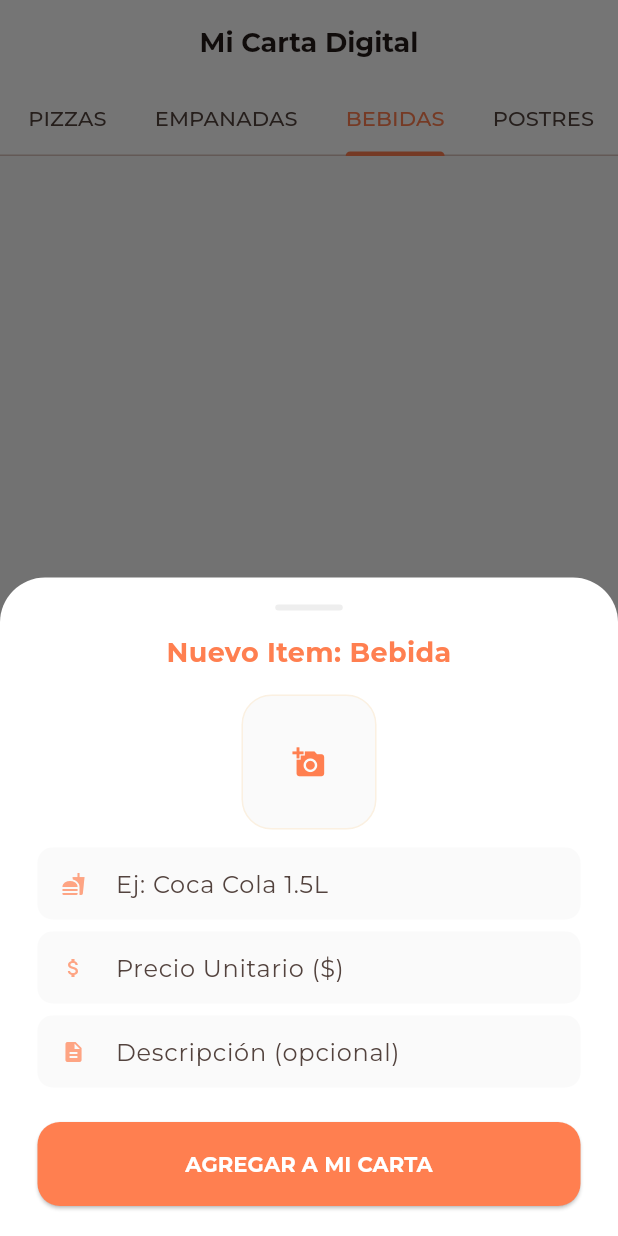
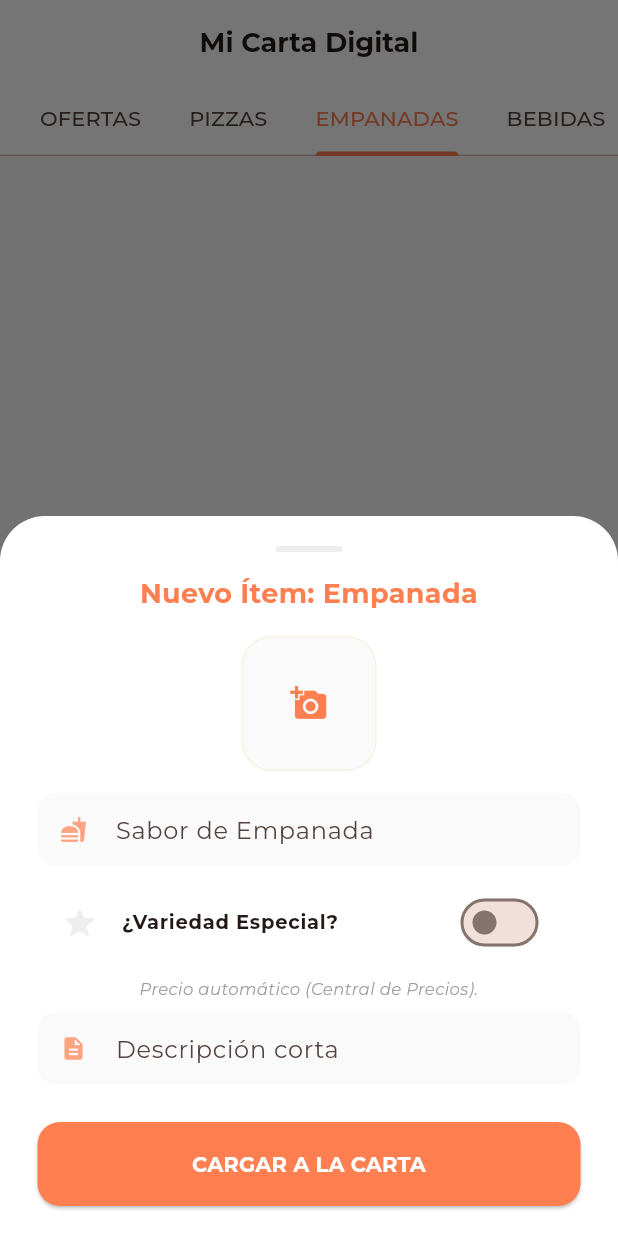
Before and after one commit to CARsoftAR/mi_pedido, a Flutter app: the screen it shows after launch, tab 3 chosen, after a tap on the "add" icon, on a phone screen of 412 x 824 dp. Run offline on Flutter 3.47's test engine with Material 3 defaults, Android fonts, the phone set to English and light mode, and no system bars; our stand-ins replace cloud_firestore, firebase_core, google_fonts, image_picker; accounts and stored records are empty.

Commit message:
Gestion completa de carta con Ofertas y Borrado

```diff
--- a/lib/product_list_screen.dart
+++ b/lib/product_list_screen.dart
@@ -31,7 +31,7 @@ class _ProductListScreenState extends State<ProductListScreen> with SingleTicker
   @override
   void initState() {
     super.initState();
-    _tabController = TabController(length: 4, vsync: this);
+    _tabController = TabController(length: 5, vsync: this);
     _loadPreciosConfig();
   }
 
@@ -39,14 +39,12 @@ class _ProductListScreenState extends State<ProductListScreen> with SingleTicker
     try {
       final doc = await FirebaseFirestore.instance.collection('configuracion_local').doc('precios').get();
       if (doc.exists) setState(() => _preciosConfig = doc.data());
-    } catch (e) {
-      debugPrint("Error: $e");
-    }
+    } catch (e) { debugPrint("Error: $e"); }
   }
 
   Future<void> _pickImage(StateSetter setModalState) async {
     try {
-      final XFile? pickedFile = await _picker.pickImage(source: ImageSource.gallery, imageQuality: 25, maxWidth: 450);
+      final XFile? pickedFile = await _picker.pickImage(source: ImageSource.gallery, imageQuality: 20, maxWidth: 450);
       if (pickedFile != null) {
         setModalState(() => _imageFile = File(pickedFile.path));
         setState(() => _imageFile = File(pickedFile.path));
@@ -54,9 +52,31 @@ class _ProductListScreenState extends State<ProductListScreen> with SingleTicker
     } catch (e) { _showError("Error imagen: $e"); }
   }
 
+  // Lógica funcional para Borrar Producto
+  void _deleteProduct(String id) async {
+    final bool? confirmed = await showDialog<bool>(
+      context: context,
+      builder: (context) => AlertDialog(
+        title: Text("¿Eliminar Ítem?", style: GoogleFonts.montserrat(fontWeight: FontWeight.bold)),
+        content: const Text("Esta acción borrará el ítem de la carta permanentemente."),
+        actions: [
+          TextButton(onPressed: () => Navigator.pop(context, false), child: const Text("CANCELAR")),
+          TextButton(onPressed: () => Navigator.pop(context, true), child: const Text("BORRAR", style: TextStyle(color: Colors.red))),
+        ],
+      ),
+    );
+
+    if (confirmed == true) {
+      await FirebaseFirestore.instance.collection('productos').doc(id).delete();
+      if (mounted) {
+        Navigator.pop(context); // Cierra el modal de edición
+        ScaffoldMessenger.of(context).showSnackBar(const SnackBar(content: Text("Item eliminado correctamente")));
+      }
+    }
+  }
+
   void _showProductModal({String? id, Map<String, dynamic>? data, String? category}) {
     final String activeCategory = category ?? (data != null ? data['categoria'] : 'Pizza');
-
     if (id != null && data != null) {
       _editingId = id;
       _nameController.text = data['nombre'] ?? '';
@@ -84,7 +104,7 @@ class _ProductListScreenState extends State<ProductListScreen> with SingleTicker
       builder: (context) => StatefulBuilder(
         builder: (context, setModalState) {
           return Container(
-            padding: EdgeInsets.only(bottom: MediaQuery.of(context).viewInsets.bottom + 20, top: 18, left: 25, right: 25),
+            padding: EdgeInsets.only(bottom: MediaQuery.of(context).viewInsets.bottom + 20, top: 20, left: 25, right: 25),
             decoration: const BoxDecoration(color: Colors.white, borderRadius: BorderRadius.vertical(top: Radius.circular(30))),
             child: SingleChildScrollView(
               child: Column(
@@ -93,10 +113,9 @@ class _ProductListScreenState extends State<ProductListScreen> with SingleTicker
                 children: [
                    Center(child: Container(width: 45, height: 4, decoration: BoxDecoration(color: Colors.grey[200], borderRadius: BorderRadius.circular(10)))),
                   const SizedBox(height: 15),
-                  Text(_editingId == null ? "Nuevo Item: $activeCategory" : "Editar Item: $activeCategory",
+                  Text(_editingId == null ? "Nuevo Ítem: $activeCategory" : "Editar Ítem: $activeCategory",
                     style: GoogleFonts.montserrat(fontSize: 18, fontWeight: FontWeight.bold, color: const Color(0xFFFF7F50)), textAlign: TextAlign.center),
                   const SizedBox(height: 15),
-
                   Center(
                     child: GestureDetector(
                       onTap: () => _pickImage(setModalState),
@@ -104,48 +123,43 @@ class _ProductListScreenState extends State<ProductListScreen> with SingleTicker
                         height: 90, width: 90,
                         decoration: BoxDecoration(color: Colors.grey[50], borderRadius: BorderRadius.circular(20), border: Border.all(color: Colors.orange.withOpacity(0.1))),
                         clipBehavior: Clip.antiAlias,
-                        child: _imageFile != null ? Image.file(_imageFile!, fit: BoxFit.cover) : _buildImageWidget(_currentImageUrl, Icons.add_a_photo, size: 22),
+                        child: _imageFile != null ? Image.file(_imageFile!, fit: BoxFit.cover) : _buildImageWidget(_currentImageUrl, Icons.add_a_photo, size: 25),
                       ),
                     ),
                   ),
-                  const SizedBox(height: 12),
-
-                  _buildInput(activeCategory == 'Bebida' ? "Ej: Coca Cola 1.5L" : (activeCategory == 'Empanada' ? "Sabor (Carne, etc)" : "Nombre del Item"), _nameController, Icons.fastfood),
-
-                  // ELIMINADO SWITCH ESPECIAL SOLO PARA BEBIDAS
-                  if (activeCategory != 'Bebida')
+                  const SizedBox(height: 15),
+                  _buildInput(activeCategory == 'Oferta' ? "Nombre del Combo" : _getInputLabel(activeCategory), _nameController, Icons.fastfood),
+                  if (activeCategory == 'Pizza' || activeCategory == 'Empanada')
                     SwitchListTile(
                       title: Text("¿Variedad Especial?", style: GoogleFonts.montserrat(fontWeight: FontWeight.bold, fontSize: 13)),
-                      subtitle: Text(_isSpecial ? "Marcado como Premium ⭐" : "Versión Estándar", style: GoogleFonts.montserrat(fontSize: 11)),
-                      value: _isSpecial,
-                      activeColor: Colors.amber[700],
+                      value: _isSpecial, activeColor: Colors.amber[700],
                       secondary: Icon(Icons.star, color: _isSpecial ? Colors.amber[700] : Colors.grey[200]),
-                      onChanged: (val) {
-                        setModalState(() => _isSpecial = val);
-                        setState(() => _isSpecial = val);
-                      },
+                      onChanged: (val) { setModalState(() => _isSpecial = val); setState(() => _isSpecial = val); },
                     ),
-
-                  // Lógica de precios: Solo si NO es Empanada
                   if (activeCategory != 'Empanada')
-                    _buildInput("Precio Unitario (\$)", _priceController, Icons.attach_money, isNumeric: true)
+                    _buildInput("Precio Actual (\$)", _priceController, Icons.attach_money, isNumeric: true)
                   else
                     Padding(
                       padding: const EdgeInsets.symmetric(vertical: 8),
-                      child: Text("Precio automático según Configuración Local.",
+                      child: Text("Precio automático (Central de Precios).",
                         style: GoogleFonts.montserrat(color: Colors.grey[500], fontSize: 11, fontStyle: FontStyle.italic), textAlign: TextAlign.center),
                     ),
-
-                  _buildInput("Descripción (opcional)", _descController, Icons.description),
-
+                  _buildInput(activeCategory == 'Oferta' ? "Items unidos con +" : "Descripción corta", _descController, Icons.description),
                   const SizedBox(height: 15),
                   ElevatedButton(
                     onPressed: _isUploading ? null : () => _saveProduct(setModalState, activeCategory),
                     style: ElevatedButton.styleFrom(backgroundColor: const Color(0xFFFF7F50), padding: const EdgeInsets.symmetric(vertical: 18), shape: RoundedRectangleBorder(borderRadius: BorderRadius.circular(15))),
                     child: _isUploading
                       ? const SizedBox(height: 20, width: 20, child: CircularProgressIndicator(color: Colors.white, strokeWidth: 2))
-                      : Text(_editingId == null ? "AGREGAR A MI CARTA" : "ACTUALIZAR ÍTEM", style: GoogleFonts.montserrat(fontWeight: FontWeight.bold, color: Colors.white)),
+                      : Text(_editingId == null ? "CARGAR A LA CARTA" : "GUARDAR CAMBIOS", style: GoogleFonts.montserrat(fontWeight: FontWeight.bold, color: Colors.white)),
                   ),
+                  // Botón de Borrado solo si estamos editando
+                  if (_editingId != null)
+                    TextButton.icon(
+                      onPressed: () => _deleteProduct(_editingId!),
+                      icon: const Icon(Icons.delete_forever, color: Colors.red),
+                      label: Text("BORRAR PRODUCTO 🗑️", style: GoogleFonts.montserrat(color: Colors.red, fontWeight: FontWeight.bold)),
+                    ),
                 ],
               ),
             ),
@@ -155,11 +169,19 @@ class _ProductListScreenState extends State<ProductListScreen> with SingleTicker
     );
   }
 
+  String _getInputLabel(String category) {
+    switch (category) {
+      case 'Empanada': return "Sabor de Empanada";
+      case 'Bebida': return "Ej: Coca Cola 1.5L";
+      case 'Postre': return "Ej: Tiramisú de la casa";
+      default: return "Nombre del Producto";
+    }
+  }
+
   void _saveProduct(StateSetter setModalState, String activeCategory) async {
     if (_nameController.text.isEmpty) return;
     setModalState(() => _isUploading = true);
     setState(() => _isUploading = true);
-
     String? imageData = _currentImageUrl;
     try {
       if (_imageFile != null) {
@@ -171,7 +193,7 @@ class _ProductListScreenState extends State<ProductListScreen> with SingleTicker
         'descripcion': _descController.text.trim(),
         'precio': activeCategory == 'Empanada' ? 0 : (double.tryParse(_priceController.text) ?? 0),
         'categoria': activeCategory,
-        'is_especial': activeCategory == 'Bebida' ? false : _isSpecial, // Forzamos false para Bebidas
+        'is_especial': (activeCategory == 'Pizza' || activeCategory == 'Empanada') ? _isSpecial : false,
         'disponible': _isAvailable,
         'foto_url': imageData,
         'updatedAt': FieldValue.serverTimestamp(),
@@ -202,15 +224,15 @@ class _ProductListScreenState extends State<ProductListScreen> with SingleTicker
           isScrollable: true,
           indicatorColor: const Color(0xFFFF7F50),
           labelColor: const Color(0xFFFF7F50),
-          tabs: const [ Tab(text: "PIZZAS"), Tab(text: "EMPANADAS"), Tab(text: "BEBIDAS"), Tab(text: "POSTRES") ],
+          tabs: const [ Tab(text: "OFERTAS"), Tab(text: "PIZZAS"), Tab(text: "EMPANADAS"), Tab(text: "BEBIDAS"), Tab(text: "POSTRES") ],
         ),
       ),
       body: TabBarView(
         controller: _tabController,
-        children: [ _buildTabContent('Pizza'), _buildTabContent('Empanada'), _buildTabContent('Bebida'), _buildTabContent('Postre') ]
+        children: [ _buildTabContent('Oferta'), _buildTabContent('Pizza'), _buildTabContent('Empanada'), _buildTabContent('Bebida'), _buildTabContent('Postre') ]
       ),
       floatingActionButton: FloatingActionButton(
-        onPressed: () => _showProductModal(category: ['Pizza', 'Empanada', 'Bebida', 'Postre'][_tabController.index]),
+        onPressed: () => _showProductModal(category: ['Oferta', 'Pizza', 'Empanada', 'Bebida', 'Postre'][_tabController.index]),
         backgroundColor: const Color(0xFFFF7F50), child: const Icon(Icons.add, color: Colors.white)
       ),
     );
@@ -222,7 +244,7 @@ class _ProductListScreenState extends State<ProductListScreen> with SingleTicker
       builder: (context, snapshot) {
         if (!snapshot.hasData) return const Center(child: CircularProgressIndicator());
         final docs = snapshot.data!.docs;
-        if (docs.isEmpty) return Center(child: Text("No hay items en $category", style: GoogleFonts.montserrat(color: Colors.grey, fontSize: 12)));
+        if (docs.isEmpty) return Center(child: Text("Sin ítems en $category", style: GoogleFonts.montserrat(color: Colors.grey, fontSize: 12)));
 
         return ListView.builder(
           padding: const EdgeInsets.symmetric(horizontal: 12, vertical: 8),
@@ -231,6 +253,7 @@ class _ProductListScreenState extends State<ProductListScreen> with SingleTicker
             final doc = docs[index];
             final prod = doc.data() as Map<String, dynamic>;
             final bool especial = prod['is_especial'] ?? false;
+            final bool isOferta = category == 'Oferta';
 
             String priceLabel = "";
             if (category == 'Empanada') {
@@ -239,25 +262,67 @@ class _ProductListScreenState extends State<ProductListScreen> with SingleTicker
               priceLabel = "\$${prod['precio'] ?? '--'}";
             }
 
+            if (isOferta) {
+              return GestureDetector(
+                onTap: () => _showProductModal(id: doc.id, data: prod), // Habilitado para editar OFERTAS
+                child: Container(
+                  margin: const EdgeInsets.only(bottom: 15),
+                  padding: const EdgeInsets.all(12),
+                  decoration: BoxDecoration(
+                    color: Colors.white, borderRadius: BorderRadius.circular(20),
+                    border: Border.all(color: Colors.red[400]!, width: 1.5),
+                    boxShadow: [BoxShadow(color: Colors.red.withOpacity(0.06), blurRadius: 10)]
+                  ),
+                  child: Row(
+                    crossAxisAlignment: CrossAxisAlignment.start,
+                    children: [
+                      Container(
+                        width: 80, height: 80,
+                        decoration: BoxDecoration(color: Colors.red[50], borderRadius: BorderRadius.circular(15)),
+                        clipBehavior: Clip.antiAlias,
+                        child: _buildImageWidget(prod['foto_url'], Icons.local_offer, size: 30),
+                      ),
+                      const SizedBox(width: 15),
+                      Expanded(
+                        child: Column(
+                          crossAxisAlignment: CrossAxisAlignment.start,
+                          children: [
+                            Text(prod['nombre'], style: GoogleFonts.montserrat(fontWeight: FontWeight.bold, fontSize: 15, color: Colors.black)),
+                            const SizedBox(height: 6),
+                            ..._buildOfertaLines(prod['descripcion'] ?? ""),
+                            const SizedBox(height: 8),
+                            Align(
+                              alignment: Alignment.bottomRight,
+                              child: Text(priceLabel, style: GoogleFonts.montserrat(fontWeight: FontWeight.w900, color: Colors.red, fontSize: 22)),
+                            ),
+                          ],
+                        ),
+                      ),
+                    ],
+                  ),
+                ),
+              );
+            }
+
             return Container(
               margin: const EdgeInsets.only(bottom: 8),
-              decoration: BoxDecoration(color: Colors.white, borderRadius: BorderRadius.circular(12), boxShadow: [BoxShadow(color: Colors.black.withOpacity(0.03), blurRadius: 6)]),
+              decoration: BoxDecoration(color: Colors.white, borderRadius: BorderRadius.circular(15), boxShadow: [BoxShadow(color: Colors.black.withOpacity(0.04), blurRadius: 8)]),
               child: ListTile(
                 onTap: () => _showProductModal(id: doc.id, data: prod),
                 leading: Container(
-                  width: 45, height: 45,
+                  width: 50, height: 50,
                   decoration: BoxDecoration(color: const Color(0xFFFF7F50).withOpacity(0.05), borderRadius: BorderRadius.circular(10)),
                   clipBehavior: Clip.antiAlias,
                   child: _buildImageWidget(prod['foto_url'], Icons.restaurant),
                 ),
                 title: Row(
                   children: [
-                    Text(prod['nombre'], style: GoogleFonts.montserrat(fontWeight: FontWeight.bold, fontSize: 13)),
+                    Text(prod['nombre'], style: GoogleFonts.montserrat(fontWeight: FontWeight.bold, fontSize: 14)),
                     if (especial) Container(margin: const EdgeInsets.only(left: 4), padding: const EdgeInsets.all(2), decoration: BoxDecoration(color: Colors.amber[100], borderRadius: BorderRadius.circular(4)), child: Text("⭐", style: TextStyle(fontSize: 8))),
                   ],
                 ),
-                subtitle: Text(prod['descripcion'] ?? "", style: GoogleFonts.montserrat(fontSize: 10), maxLines: 1),
-                trailing: Text(priceLabel, style: GoogleFonts.montserrat(fontWeight: FontWeight.bold, color: const Color(0xFFFF7F50), fontSize: 14)),
+                subtitle: Text(prod['descripcion'] ?? "", style: GoogleFonts.montserrat(fontSize: 11), maxLines: 1),
+                trailing: Text(priceLabel, style: GoogleFonts.montserrat(fontWeight: FontWeight.bold, color: const Color(0xFFFF7F50), fontSize: 15)),
               ),
             );
           },
@@ -266,7 +331,30 @@ class _ProductListScreenState extends State<ProductListScreen> with SingleTicker
     );
   }
 
-  Widget _buildImageWidget(String? imageData, IconData fallbackIcon, {double size = 22}) {
+  List<Widget> _buildOfertaLines(String desc) {
+    final List<String> lines = desc.split(RegExp(r'\s*\+\s*'));
+    return lines.map((line) {
+      String emoji = "✨";
+      String lower = line.toLowerCase();
+      if (lower.contains("pizza")) emoji = "🍕";
+      else if (lower.contains("empanada")) emoji = "🥟";
+      else if (lower.contains("coca") || lower.contains("bebida") || lower.contains("cerveza") || lower.contains("sprite")) emoji = "🥤";
+      else if (lower.contains("helado") || lower.contains("postre")) emoji = "🍰";
+
+      return Padding(
+        padding: const EdgeInsets.only(bottom: 2),
+        child: Row(
+          children: [
+            Text(emoji, style: const TextStyle(fontSize: 10)),
+            const SizedBox(width: 6),
+            Expanded(child: Text(line.trim(), style: GoogleFonts.montserrat(fontSize: 12, color: Colors.grey[700]), maxLines: 1, overflow: TextOverflow.ellipsis)),
+          ],
+        ),
+      );
+    }).toList();
+  }
+
+  Widget _buildImageWidget(String? imageData, IconData fallbackIcon, {double size = 25}) {
     if (imageData == null || imageData.isEmpty) return Center(child: Icon(fallbackIcon, color: const Color(0xFFFF7F50), size: size));
     try { return Image.memory(base64Decode(imageData), fit: BoxFit.cover, errorBuilder: (c, e, s) => Center(child: Icon(fallbackIcon, size: size)));
     } catch (e) { return Center(child: Icon(fallbackIcon, size: size)); }
@@ -279,11 +367,11 @@ class _ProductListScreenState extends State<ProductListScreen> with SingleTicker
 
   Widget _buildInput(String label, TextEditingController controller, IconData icon, {bool isNumeric = false}) {
     return Padding(
-      padding: const EdgeInsets.only(bottom: 8),
+      padding: const EdgeInsets.only(bottom: 10),
       child: TextField(
         controller: controller,
         keyboardType: isNumeric ? TextInputType.number : TextInputType.text,
-        style: GoogleFonts.montserrat(fontSize: 13),
+        style: GoogleFonts.montserrat(fontSize: 14),
         decoration: _inputDecoration(label, icon),
       ),
     );
@@ -292,10 +380,10 @@ class _ProductListScreenState extends State<ProductListScreen> with SingleTicker
   InputDecoration _inputDecoration(String label, IconData icon) {
     return InputDecoration(
       labelText: label,
-      prefixIcon: Icon(icon, color: const Color(0xFFFF7F50).withOpacity(0.7), size: 16),
-      border: OutlineInputBorder(borderRadius: BorderRadius.circular(10), borderSide: BorderSide.none),
+      prefixIcon: Icon(icon, color: const Color(0xFFFF7F50).withOpacity(0.7), size: 18),
+      border: OutlineInputBorder(borderRadius: BorderRadius.circular(12), borderSide: BorderSide.none),
       filled: true, fillColor: Colors.grey[50],
-      contentPadding: const EdgeInsets.symmetric(vertical: 10),
+      contentPadding: const EdgeInsets.symmetric(vertical: 12),
     );
   }
 }
```
